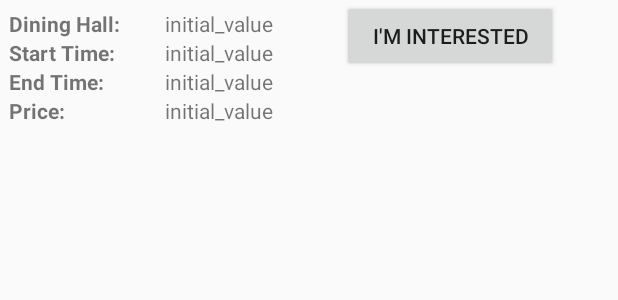
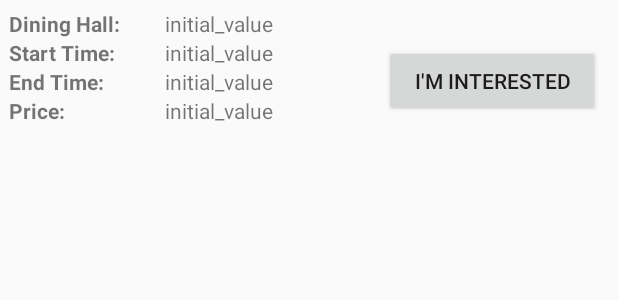
Before and after one commit to lucamatsumoto/swipr, an Android app: the layout result.xml on its own in the app's theme, with its tools: preview values and no code run, on a phone screen of 412 x 824 dp. Shown: the top 300 px of the screen. Run offline under Robolectric (Android 15) with nearby library versions, the phone set to English and light mode, and no system bars.

Commit message:
frontend modifications + new topics

```diff
--- a/api/swipr/src/main/java/com/swipr/controllers/OfferController.java
+++ b/api/swipr/src/main/java/com/swipr/controllers/OfferController.java
@@ -197,12 +197,12 @@ public class OfferController {
             seller.clearPotentialBuyers();
             // We send back the buyer's information, including the venmo
             User boughtFrom = userRepository.findById(buyer.getId());
-            userSessionManager.sendToUser(headerAccessor, "/queue/sellerInterest", boughtFrom);
+            userSessionManager.sendToUser(headerAccessor, "/queue/sellerConfirmed", boughtFrom);
             // Include in the averaging statistics the seller's original SellQuery that led to this transaction.
             SellQuery sq = matchMaker.sellQueryByUserId(seller.getId());
             AverageSwipePrice.includeSellQuery(sq);
             // When the buyer confirms interest, send out the new average price to all users
-            userSessionManager.sendToUser(buyingUserHeaders, "/queue/buyerInterest", seller);
+            userSessionManager.sendToUser(buyingUserHeaders, "/queue/buyerConfirmed", seller);
             getAverageSellPrice();
         } catch(NullPointerException e) {
             userSessionManager.sendToUser(headerAccessor, "/queue/error", "Seller does not exist anymore");
--- a/frontend/myApplication/login/src/main/java/com/example/myapplication/Shared/Popup.java
+++ b/frontend/myApplication/login/src/main/java/com/example/myapplication/Shared/Popup.java
@@ -6,6 +6,7 @@ import android.os.Bundle;
 import android.util.DisplayMetrics;
 import android.util.Log;
 import android.view.View;
+import android.widget.RelativeLayout;
 
 import com.example.myapplication.Buyer.Interest.Interest;
 import com.example.myapplication.Buyer.InterestBacker;
--- a/frontend/myApplication/login/src/main/res/layout/activity_result.xml
+++ b/frontend/myApplication/login/src/main/res/layout/activity_result.xml
@@ -14,6 +14,8 @@
         android:layout_alignParentLeft="false"
         android:layout_alignParentTop="true"
         android:text="Available Offers:"
+        android:layout_marginLeft="10dp"
+        android:layout_marginTop="15dp"
         android:textColor="@color/black"
         android:textSize="24dp"
         android:textStyle="bold"
@@ -21,6 +23,7 @@
         tools:layout_editor_absoluteX="3dp" />
 
     <androidx.recyclerview.widget.RecyclerView
+        android:paddingTop="10dp"
         android:id="@+id/b_resultRecycler"
         android:layout_width="match_parent"
         android:layout_height="wrap_content"
--- a/frontend/myApplication/login/src/main/res/layout/result.xml
+++ b/frontend/myApplication/login/src/main/res/layout/result.xml
@@ -11,17 +11,19 @@
         android:id="@+id/interest_button"
         android:layout_width="144dp"
         android:layout_height="wrap_content"
+        android:layout_alignParentTop="true"
+        android:layout_marginTop="30dp"
         android:layout_marginLeft="40dp"
         android:layout_toRightOf="@id/offer"
+
         android:text="I'm Interested"
-
         android:textSize="14sp" />
 
     <include
         android:id="@+id/offer"
-        android:layout_width="wrap_content"
-        android:layout_height="wrap_content"
-        app:layout_constraintTop_toTopOf="parent"
-        layout="@layout/offer" />
+        layout="@layout/offer"
+        android:layout_width="216dp"
+        android:layout_height="match_parent"
+        app:layout_constraintTop_toTopOf="parent" />
 
 </RelativeLayout>
```
Also changed, not shown: frontend/myApplication/login/src/main/java/com/example/myapplication/Buyer/Result/ResultAdapter.java (+11 -2 lines), 10 other files.
